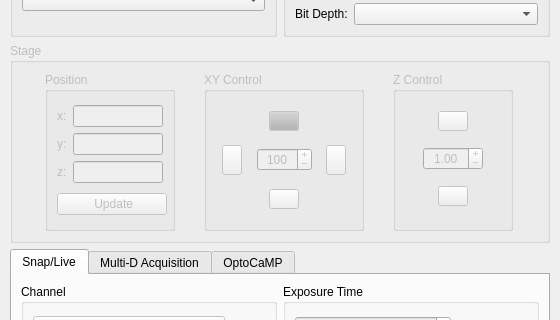
The window that micromanager_gui/micromanager_gui.ui (pymmcore-plus/napari-micromanager) describes before a commit, drawn with Qt 5; both pictures show x 0 to 560 and y 145 to 465 of the 560 by 1035 pixel window.
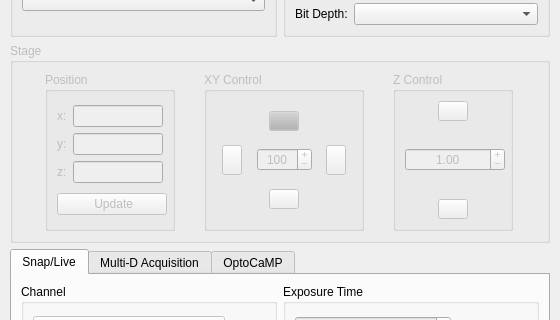
The same window after the commit. Custom widgets are drawn as their Qt base class.

```diff
--- a/micromanager_gui/micromanager_gui.ui
+++ b/micromanager_gui/micromanager_gui.ui
@@ -560,14 +560,20 @@
             </property>
            </widget>
           </item>
-          <item row="1" column="0">
+          <item row="1" column="0" alignment="Qt::AlignHCenter|Qt::AlignVCenter">
            <widget class="QDoubleSpinBox" name="z_step_size_doubleSpinBox">
             <property name="enabled">
              <bool>false</bool>
             </property>
+            <property name="minimumSize">
+             <size>
+              <width>100</width>
+              <height>0</height>
+             </size>
+            </property>
             <property name="maximumSize">
              <size>
-              <width>60</width>
+              <width>100</width>
               <height>16777215</height>
              </size>
             </property>
```
